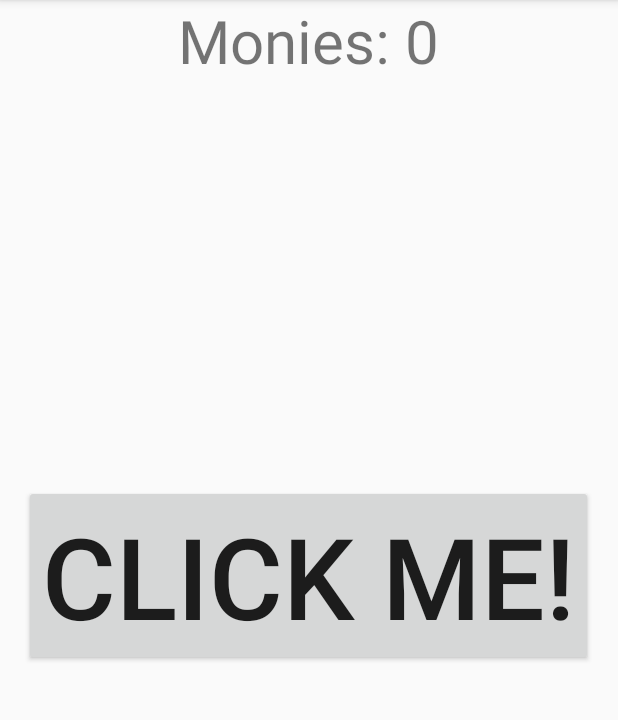
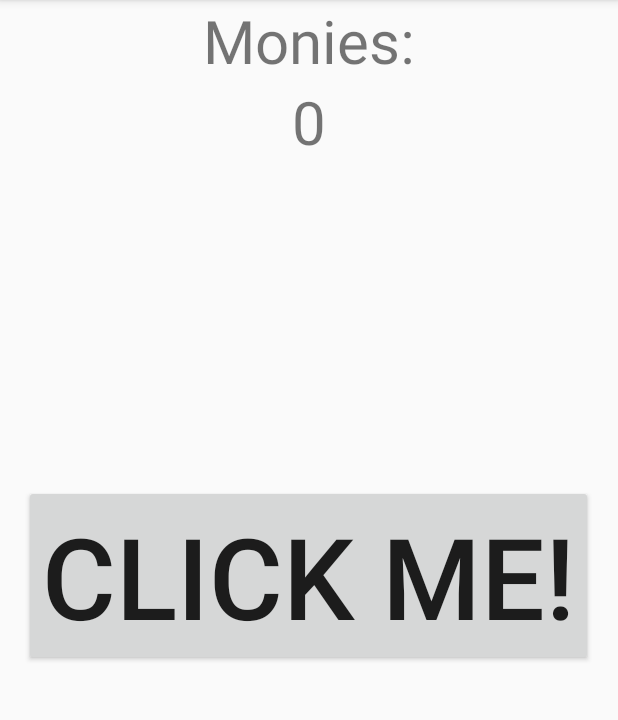
Before and after one commit to mattgoo/ClickerGameV1, an Android app: the screen it shows after launch (MainActivity), on a phone screen of 412 x 824 dp, the part 84-804 px from its top. Run offline under Robolectric (Android 15) with nearby library versions, the phone set to English and light mode, and no system bars.

Commit message:
v1 - clicker works

```diff
--- a/src/main/java/com/mattgoodwin/clickergamev1/MainActivity.java
+++ b/src/main/java/com/mattgoodwin/clickergamev1/MainActivity.java
@@ -3,12 +3,48 @@ package com.mattgoodwin.clickergamev1;
 import androidx.appcompat.app.AppCompatActivity;
 
 import android.os.Bundle;
+import android.util.Log;
+import android.view.View;
+import android.widget.Button;
+import android.widget.TextView;
+
+import org.w3c.dom.Text;
 
 public class MainActivity extends AppCompatActivity {
+    private Button clicker;
+    private TextView monies;
+    private int moniesInt;
+    private int clickValue;
+    private String mString;
 
     @Override
     protected void onCreate(Bundle savedInstanceState) {
         super.onCreate(savedInstanceState);
         setContentView(R.layout.activity_main);
+
+        clicker = findViewById(R.id.clicker);
+        monies = findViewById(R.id.dollars);
+
+        clickValue = 1;
+
+        clicker.setOnClickListener(new View.OnClickListener(){
+            @Override
+            public void onClick(View v) {
+                click();
+            }
+        });
+    }
+
+
+    public void click(){
+        mString = monies.getText().toString();
+        //Log.w( "MA", "mString is " + mString );
+        moniesInt = Integer.parseInt(mString);
+        //Log.w( "MA", "monies is " + moniesInt );
+        moniesInt += clickValue;
+        //Log.w( "MA", "monies+1 is " + moniesInt );
+        mString = String.valueOf(moniesInt);
+        //Log.w( "MA", "mString+1 is " + mString );
+        monies.setText(mString);
     }
 }
--- a/src/main/res/layout/activity_main.xml
+++ b/src/main/res/layout/activity_main.xml
@@ -10,7 +10,7 @@
         android:id="@+id/moneyLable"
         android:layout_width="wrap_content"
         android:layout_height="wrap_content"
-        android:text="Monies: 0"
+        android:text="Monies:"
         android:textSize="40dp"
         android:layout_centerHorizontal="true"/>
 
@@ -21,7 +21,16 @@
         android:text="CLICK ME!"
         android:layout_centerVertical="true"
         android:layout_centerHorizontal="true"
-        android:textSize="75dp"/>
+        android:textSize="75dp" />
+
+    <TextView
+        android:id="@+id/dollars"
+        android:layout_width="wrap_content"
+        android:layout_height="wrap_content"
+        android:text="0"
+        android:textSize="40dp"
+        android:layout_below="@id/moneyLable"
+        android:layout_centerHorizontal="true"/>
 
 
 </RelativeLayout>
```
